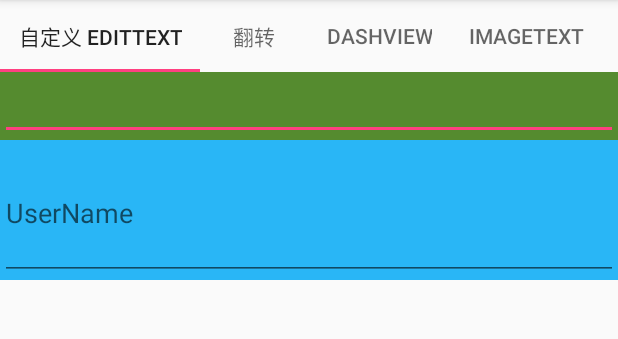
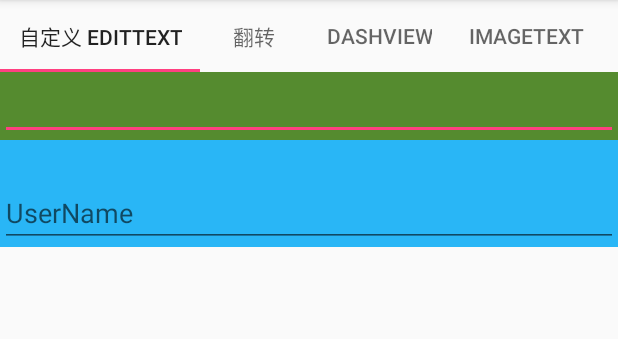
Before and after one commit to CherryLover/HenCoderPlusView, an Android app: the screen it shows after launch (MainActivity), on a phone screen of 412 x 824 dp, the part 84-423 px from its top. Run offline under Robolectric (Android 15) with nearby library versions, the phone set to English and light mode, and no system bars.

Commit message:
1. EditText label 标签的显示与隐藏；

```diff
--- a/app/src/main/java/me/monster/hencoderplusview/view/MaterialEdit.java
+++ b/app/src/main/java/me/monster/hencoderplusview/view/MaterialEdit.java
@@ -1,16 +1,16 @@
 package me.monster.hencoderplusview.view;
 
 import android.animation.ObjectAnimator;
-import android.content.ComponentName;
 import android.content.Context;
-import android.content.res.TypedArray;
 import android.graphics.Canvas;
-import android.graphics.Color;
 import android.graphics.Paint;
-import android.graphics.Rect;
+import android.os.Build;
+import android.support.annotation.RequiresApi;
 import android.text.Editable;
 import android.text.TextWatcher;
 import android.util.AttributeSet;
+
+import java.util.Map;
 
 import me.monster.hencoderplusview.R;
 import me.monster.hencoderplusview.util.ValueUtil;
@@ -29,10 +29,7 @@ public class MaterialEdit extends android.support.v7.widget.AppCompatEditText {
     private static float LABEL_OFFSET_Y = ValueUtil.dpToPixel(16);
     private static float ERROR_SPACE = ValueUtil.dpToPixel(8);
 
-    private boolean errorEnable = false;
-    private float errorTextSize = ValueUtil.dpToPixel(14);
-    private String errorText = "";
-    private int errorColor = Color.parseColor("#D50000");
+    private int labelColor;
 
     private ObjectAnimator alphaAnimator = ObjectAnimator.ofFloat(this, "labelAlpha", 1);
 
@@ -73,13 +70,10 @@ public class MaterialEdit extends android.support.v7.widget.AppCompatEditText {
         super(context);
     }
 
+    @RequiresApi(api = Build.VERSION_CODES.M)
     public MaterialEdit(Context context, AttributeSet attrs) {
         super(context, attrs);
-        TypedArray attrArray = context.obtainStyledAttributes(attrs, R.styleable.MaterialEdit);
-        boolean errorEnable = attrArray.getBoolean(R.styleable.MaterialEdit_errorEnable, false);
-        setErrorEnable(errorEnable);
-
-        attrArray.recycle();
+        setLabelColor(context.getColor(R.color.colorAccent));;
     }
 
     public float getLabelAlpha() {
@@ -91,41 +85,17 @@ public class MaterialEdit extends android.support.v7.widget.AppCompatEditText {
         invalidate();
     }
 
-    public boolean isErrorEnable() {
-        return errorEnable;
+    public int getLabelColor() {
+        return labelColor;
     }
 
-    public void setErrorEnable(boolean errorEnable) {
-        this.errorEnable = errorEnable;
-        setPadding(getPaddingLeft(), getPaddingTop(), getPaddingRight(), (int) (getPaddingBottom()+ errorTextSize + ERROR_SPACE));
+    /**
+     * Color id
+     * @param labelColor labelColor
+     */
+    public void setLabelColor(int labelColor) {
+        this.labelColor = labelColor;
         requestLayout();
-    }
-
-    public float getErrorTextSize() {
-        return errorTextSize;
-    }
-
-    public void setErrorTextSize(int errorTextSize) {
-        this.errorTextSize = ValueUtil.dpToPixel(errorTextSize);
-        invalidate();
-    }
-
-    public String getErrorText() {
-        return errorText;
-    }
-
-    public void setErrorText(String errorText) {
-        this.errorText = errorText;
-        invalidate();
-    }
-
-    public int getErrorColor() {
-        return errorColor;
-    }
-
-    public void setErrorColor(int errorColor) {
-        this.errorColor = errorColor;
-        invalidate();
     }
 
     @Override
@@ -133,14 +103,15 @@ public class MaterialEdit extends android.support.v7.widget.AppCompatEditText {
         super.onDraw(canvas);
         if (getText().length() != 0) {
             mPaint.setAlpha((int) (labelAlpha * 0xff));
+            mPaint.setColor(labelColor);
             float moveLength = (1 - labelAlpha) * LABEL_OFFSET_Y;
             canvas.drawText(getHint().toString(), LABEL_OFFSET, LABEL_PADDING + LABEL_SIZE + moveLength, mPaint);
             mPaint.setAlpha(1);
         }
-        if (errorEnable) {
-            mPaint.setColor(errorColor);
-            mPaint.setTextSize(errorTextSize);
-            canvas.drawText(errorText, LABEL_OFFSET, getHeight(), mPaint);
-        }
+    }
+
+    @Override
+    protected void onMeasure(int widthMeasureSpec, int heightMeasureSpec) {
+        super.onMeasure(widthMeasureSpec, heightMeasureSpec);
     }
 }
--- a/app/src/main/res/layout/fragment_material_edit.xml
+++ b/app/src/main/res/layout/fragment_material_edit.xml
@@ -27,10 +27,6 @@
             android:id="@+id/material_edit"
             android:layout_width="match_parent"
             android:layout_height="wrap_content"
-            app:errorEnable="true"
-            app:errorText="cuwo"
-            app:errorColor="@color/colorAccent"
-            app:errorTextSize="14sp"
             android:hint="UserName" />
 
     </FrameLayout>
--- a/app/src/main/res/values/attr.xml
+++ b/app/src/main/res/values/attr.xml
@@ -1,10 +1,6 @@
 <?xml version="1.0" encoding="utf-8"?>
 <resources>
     <declare-styleable name="MaterialEdit">
-        <attr name="errorEnable" format="boolean" />
-        <attr name="errorText" format="string" />
-        <attr name="errorColor" format="color" />
-        <attr name="errorTextSize" format="dimension" />
         <attr name="icon" format="reference"/>
     </declare-styleable>
 </resources>
```
